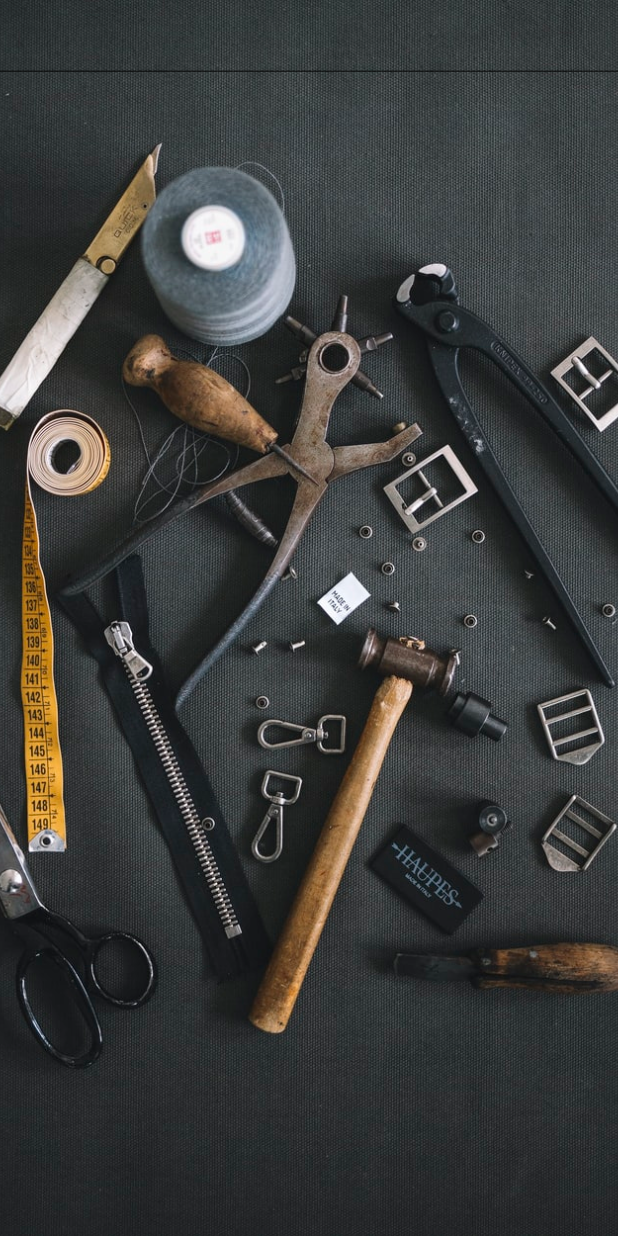
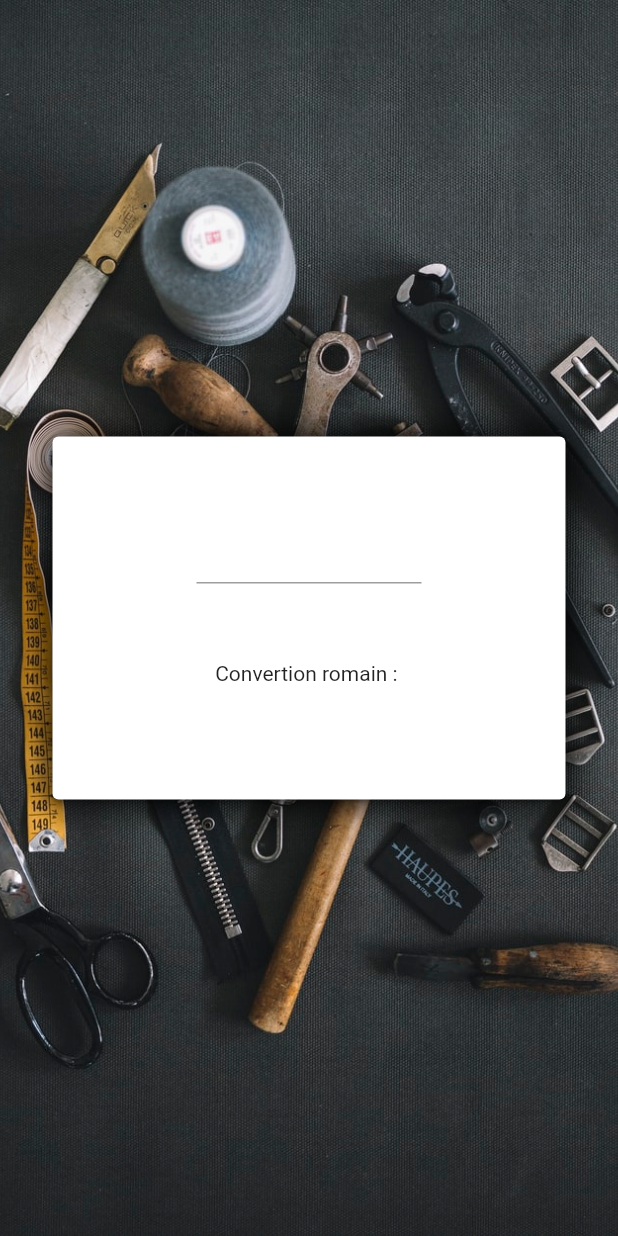
Before and after one commit to WKilliam/school_flutter, a Flutter app: the IdConvertRomainMethodes screen opened by its route, on a phone screen of 412 x 824 dp. Run offline on Flutter 3.47's test engine with Material 2 defaults, Android fonts, the phone set to English and light mode, and no system bars.

Commit message:
school_flutter romain [FIXED]

```diff
--- a/lib/blocs/blocs/controller/utilitaires_controller_bloc.dart
+++ b/lib/blocs/blocs/controller/utilitaires_controller_bloc.dart
@@ -11,9 +11,7 @@ class UtilitairesControllerBloc extends Bloc {
   final Map<UtilitaireEnum,UtilitairesDTO> _mapTextType = {
     // TO DO : Add New Fonctionalité
     UtilitaireEnum.id_percent : UtilitairesDTO('/percent','Percent',Colors.blue,'Calculator fonction'),
-    UtilitaireEnum.id_birthday : UtilitairesDTO('/Mybirthday','MyBirthday',Colors.yellow,'Calculator fonction'),
-    UtilitaireEnum.id_calculate_temperature: UtilitairesDTO('/calculate_temperature','Calculate of temperature',Colors.red,'Calculator fonction'),
-    UtilitaireEnum.id_convert_distance : UtilitairesDTO('/convert_distance','Convert distance',Colors.green,'Calculator fonction')
+    UtilitaireEnum.id_convert_romain : UtilitairesDTO('/convert_romain','Convert romain',Colors.red,'Convert romain'),
   };
 
   final _streamController = StreamController<Map<UtilitaireEnum,UtilitairesDTO>>();
--- a/lib/main.dart
+++ b/lib/main.dart
@@ -20,7 +20,7 @@ class MyApp extends StatelessWidget {
             child: Home(),
             bloc: UtilitairesControllerBloc(),
           ),
-          "/percent": (BuildContext context) => BlocProvider<IdConvertRomainBloc>(
+          "/convert_romain": (BuildContext context) => BlocProvider<IdConvertRomainBloc>(
             child: IdConvertRomainMethodes(),
             bloc: IdConvertRomainBloc(),
           )
--- a/lib/methodes/id_convert_romain_methodes.dart
+++ b/lib/methodes/id_convert_romain_methodes.dart
@@ -240,9 +240,18 @@ class IdConvertRomainMethodes extends StatelessWidget {
               ),
             ),
             child: Center(
+              child:Container(
+                width: 350,
+                height: 250,
+                child: Card(
+                  child:  Center(
                     child: Column(
                         children: [
-                    TextField(
+                          const SizedBox(height: 50,),
+                          SizedBox(
+                            width: 150,
+                            height: 50,
+                            child: TextField(
                               keyboardType: TextInputType.number,
                               textAlign: TextAlign.center,
                               onChanged: (number) {
@@ -253,17 +262,65 @@ class IdConvertRomainMethodes extends StatelessWidget {
                                   bloc?.update(romainConvert);
                                 }
                               },
-                      decoration: const InputDecoration(
-                        filled: true,
-                        contentPadding: EdgeInsets.only(
-                            bottom: 5.0, left: 10.0, right: 10.0),
                             ),
                           ),
-                    Text('${snapshot.data}')
+                          const SizedBox(height: 50,),
+                          Text('Convertion romain : ${snapshot.data}')
                         ],
                       ),
-              )
+                    ),
+                  ),
+                decoration: const BoxDecoration(
+                  boxShadow: [
+                    BoxShadow(
+                      color: Colors.black,
+                      blurRadius: 20.0,
+                    ),
+                  ],
+                ),
+              ),
+            ),
           );
+
+
+          // return Container(
+          //     decoration: const BoxDecoration(
+          //       image: DecorationImage(
+          //         image: AssetImage("assets/images/tool.jpg"),
+          //         fit: BoxFit.cover,
+          //       ),
+          //     ),
+          //     child: Center(
+          //       child: Card(
+          //
+          //         margin: EdgeInsets.all(50),
+          //       ),
+          //     )
+          // Center(
+          //   child: Column(
+          //     children: [
+          //       TextField(
+          //         keyboardType: TextInputType.number,
+          //         textAlign: TextAlign.center,
+          //         onChanged: (number) {
+          //           if(number == ""){
+          //             bloc?.update("");
+          //           }else{
+          //             String romainConvert = toRomainConvert(int.parse(number));
+          //             bloc?.update(romainConvert);
+          //           }
+          //         },
+          //         decoration: const InputDecoration(
+          //           filled: true,
+          //           contentPadding: EdgeInsets.only(
+          //               bottom: 5.0, left: 10.0, right: 10.0),
+          //         ),
+          //       ),
+          //       Text('${snapshot.data}')
+          //     ],
+          //   ),
+          // )
+          // );
         } else {
           return center("Snapshot n'a pas de données");
         }
```
Lines whose indentation alone changed are shown as unchanged.
